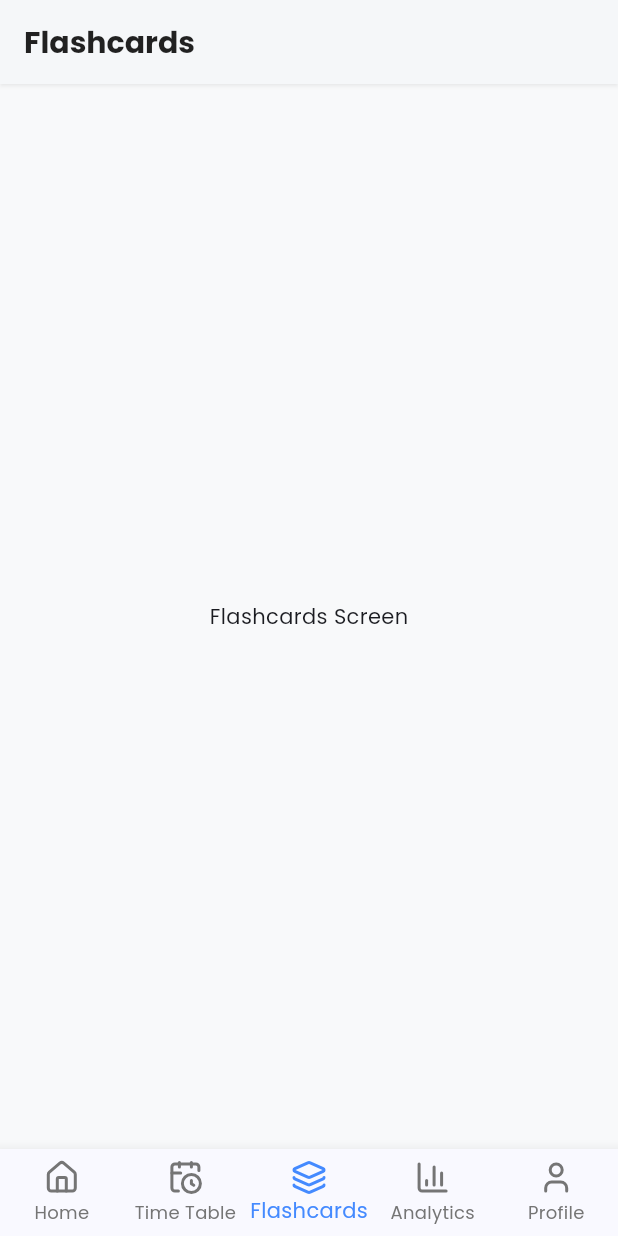
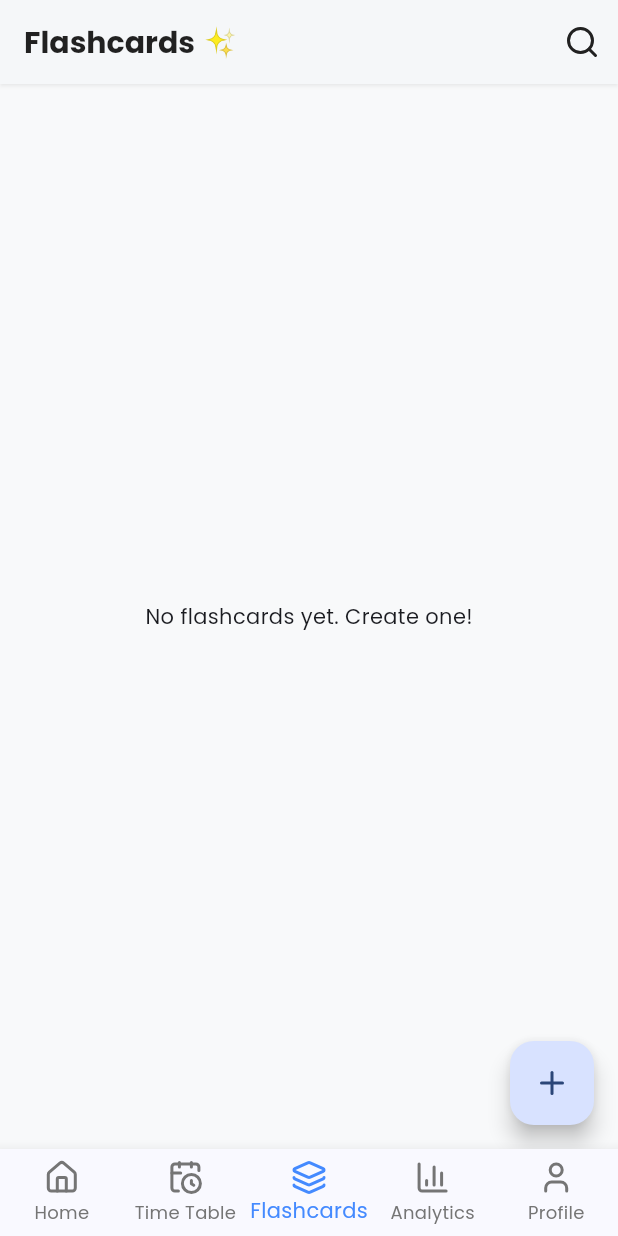
Before and after one commit to opkukna1/chetegram, a Flutter app: the FlashcardsScreen screen opened by its route, on a phone screen of 412 x 824 dp. Run offline on Flutter 3.47's test engine with Material 3 defaults, Android fonts, the phone set to English and light mode, and no system bars; our stand-ins replace go_router, google_fonts, lucide_flutter, sqflite; accounts and stored records are empty.

Commit message:
Update flashcards_screen.dart

```diff
--- a/lib/screens/flashcards_screen.dart
+++ b/lib/screens/flashcards_screen.dart
@@ -1,16 +1,92 @@
+import 'package:chetegram/models/flashcard_model.dart';
+import 'package:chetegram/services/database_helper.dart';
 import 'package:flutter/material.dart';
+import 'package:go_router/go_router.dart';
+import 'package:lucide_flutter/lucide_flutter.dart';
 
-class FlashcardsScreen extends StatelessWidget {
+class FlashcardsScreen extends StatefulWidget {
   const FlashcardsScreen({super.key});
+
+  @override
+  State<FlashcardsScreen> createState() => _FlashcardsScreenState();
+}
+
+class _FlashcardsScreenState extends State<FlashcardsScreen> {
+  late Future<List<Flashcard>> _flashcardsFuture;
+
+  @override
+  void initState() {
+    super.initState();
+    _refreshFlashcards();
+  }
+
+  void _refreshFlashcards() {
+    setState(() {
+      _flashcardsFuture = DatabaseHelper.instance.getAllFlashcards().then(
+            (maps) => maps.map((map) => Flashcard.fromMap(map)).toList(),
+      );
+    });
+  }
+
+  Color _hexToColor(String hexString) {
+    final buffer = StringBuffer();
+    if (hexString.length == 6 || hexString.length == 7) buffer.write('ff');
+    buffer.write(hexString.replaceFirst('#', ''));
+    return Color(int.parse(buffer.toString(), radix: 16));
+  }
 
   @override
   Widget build(BuildContext context) {
     return Scaffold(
       appBar: AppBar(
-        title: const Text('Flashcards'),
+        title: const Text('Flashcards ✨'),
+        actions: [IconButton(onPressed: () {}, icon: const Icon(LucideIcons.search))],
       ),
-      body: const Center(
-        child: Text('Flashcards Screen'),
+      body: FutureBuilder<List<Flashcard>>(
+        future: _flashcardsFuture,
+        builder: (context, snapshot) {
+          if (snapshot.connectionState == ConnectionState.waiting) {
+            return const Center(child: CircularProgressIndicator());
+          }
+          if (!snapshot.hasData || snapshot.data!.isEmpty) {
+            return const Center(child: Text('No flashcards yet. Create one!'));
+          }
+          final flashcards = snapshot.data!;
+          return GridView.builder(
+            padding: const EdgeInsets.all(16),
+            gridDelegate: const SliverGridDelegateWithFixedCrossAxisCount(
+              crossAxisCount: 2,
+              crossAxisSpacing: 16,
+              mainAxisSpacing: 16,
+              childAspectRatio: 0.8,
+            ),
+            itemCount: flashcards.length,
+            itemBuilder: (context, index) {
+              final card = flashcards[index];
+              return Card(
+                color: _hexToColor(card.colorHex),
+                child: Padding(
+                  padding: const EdgeInsets.all(12.0),
+                  child: Column(
+                    crossAxisAlignment: CrossAxisAlignment.start,
+                    children: [
+                      Text(card.subject, style: const TextStyle(fontWeight: FontWeight.bold)),
+                      const SizedBox(height: 4),
+                      Text(card.topic, style: const TextStyle(fontSize: 12, color: Colors.black54)),
+                      const Spacer(),
+                      Center(child: Text(card.frontText, textAlign: TextAlign.center, style: const TextStyle(fontSize: 16))),
+                      const Spacer(),
+                    ],
+                  ),
+                ),
+              );
+            },
+          );
+        },
+      ),
+      floatingActionButton: FloatingActionButton(
+        onPressed: () => context.go('/add-flashcard').then((_) => _refreshFlashcards()),
+        child: const Icon(LucideIcons.plus),
       ),
     );
   }
```
